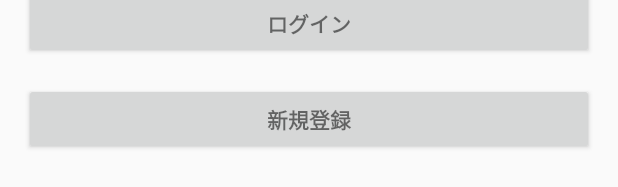
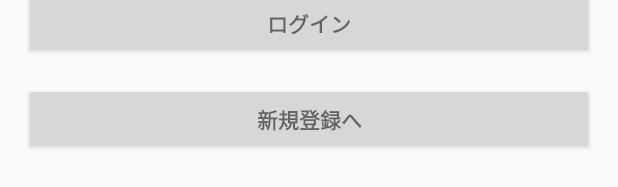
Before and after one commit to MonjuBodhisattva/Homey, an Android app: the layout activity_login.xml on its own in the app's theme, with its tools: preview values and no code run, on a phone screen of 412 x 824 dp. Shown: the part 229-416 px from the top of the screen. Run offline under Robolectric (Android 15) with nearby library versions, the phone set to English and light mode, and no system bars.

Commit message:
画面遷移完了

```diff
--- a/app/src/main/java/com/example/fujinohiroki/homey/MainActivity.java
+++ b/app/src/main/java/com/example/fujinohiroki/homey/MainActivity.java
@@ -35,7 +35,7 @@ public class MainActivity extends AppCompatActivity {
         chatListView = (ListView) findViewById(R.id.chatView);
         // Realmインスタンスの初期化
         Realm.init(this);
-        RealmConfiguration realmConfig = new RealmConfiguration.Builder().build();
+        RealmConfiguration realmConfig = new RealmConfiguration.Builder().schemaVersion(0).migration(new Migration()).build();
         realm = Realm.getInstance(realmConfig);
 
         userMessage = (EditText) findViewById(R.id.user_message); // 送信メッセージの取得
--- a/app/src/main/java/com/example/fujinohiroki/homey/SignupActivity.java
+++ b/app/src/main/java/com/example/fujinohiroki/homey/SignupActivity.java
@@ -19,6 +19,5 @@ public class SignupActivity extends AppCompatActivity {
         username = (EditText) findViewById(R.id.username);
         password = (EditText) findViewById(R.id.password);
         email = (EditText) findViewById(R.id.email);
-
     }
 }
--- a/app/src/main/res/layout/activity_login.xml
+++ b/app/src/main/res/layout/activity_login.xml
@@ -54,7 +54,7 @@
                     android:layout_width="match_parent"
                     android:layout_height="wrap_content"
                     android:hint="パスワード"
-                    android:imeActionId="@integer/login"
+                    android:imeActionId="@+id/login"
                     android:imeActionLabel="@string/action_sign_in_short"
                     android:imeOptions="actionUnspecified"
                     android:inputType="textPassword"
@@ -73,12 +73,12 @@
                 android:textStyle="bold" />
 
             <Button
-                android:id="@+id/email_sign_in_button"
+                android:id="@+id/move_to_sign_up"
                 style="?android:textAppearanceSmall"
                 android:layout_width="match_parent"
                 android:layout_height="wrap_content"
                 android:layout_marginTop="16dp"
-                android:text="新規登録"
+                android:text="新規登録へ"
                 android:textStyle="bold" />
 
         </LinearLayout>
--- a/app/src/main/res/values/colors.xml
+++ b/app/src/main/res/values/colors.xml
@@ -5,5 +5,4 @@
     <color name="colorAccent">#EBF5FE</color>
     <item name="visible" type="id"/>
     <item name="masked" type="id" />
-    <item type="integer" name="login" format="integer">100</item>
 </resources>
```
Also changed, not shown: app/src/main/AndroidManifest.xml (+7 -9 lines), app/src/main/java/com/example/fujinohiroki/homey/LoginActivity.java (+13 -0 lines), app/src/main/java/com/example/fujinohiroki/homey/Migration.java (added, +44 -0 lines), app/src/main/java/com/example/fujinohiroki/homey/User.java (+7 -5 lines).
